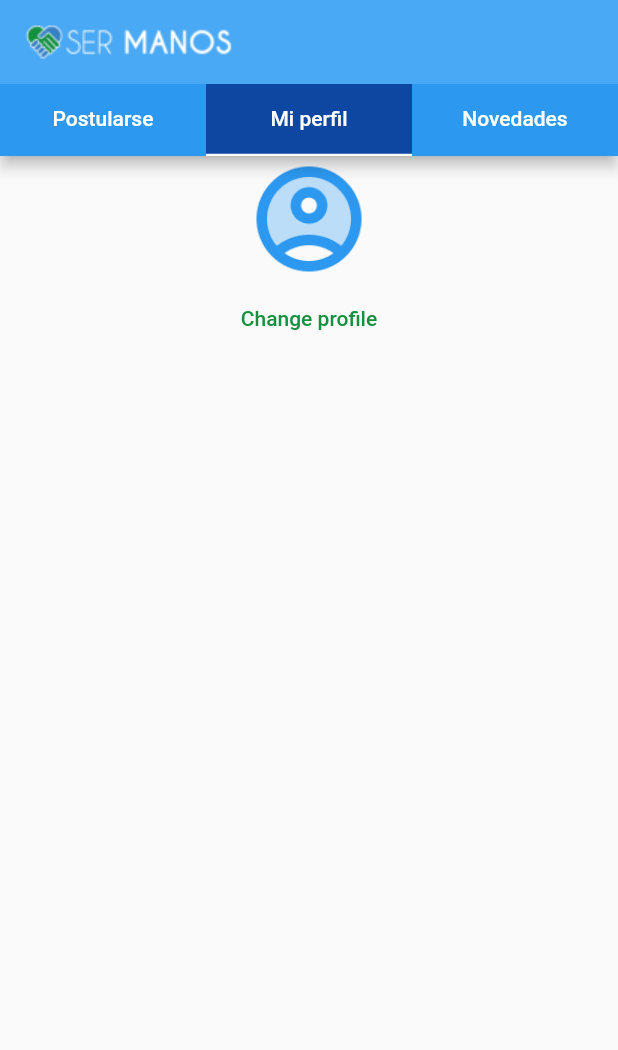
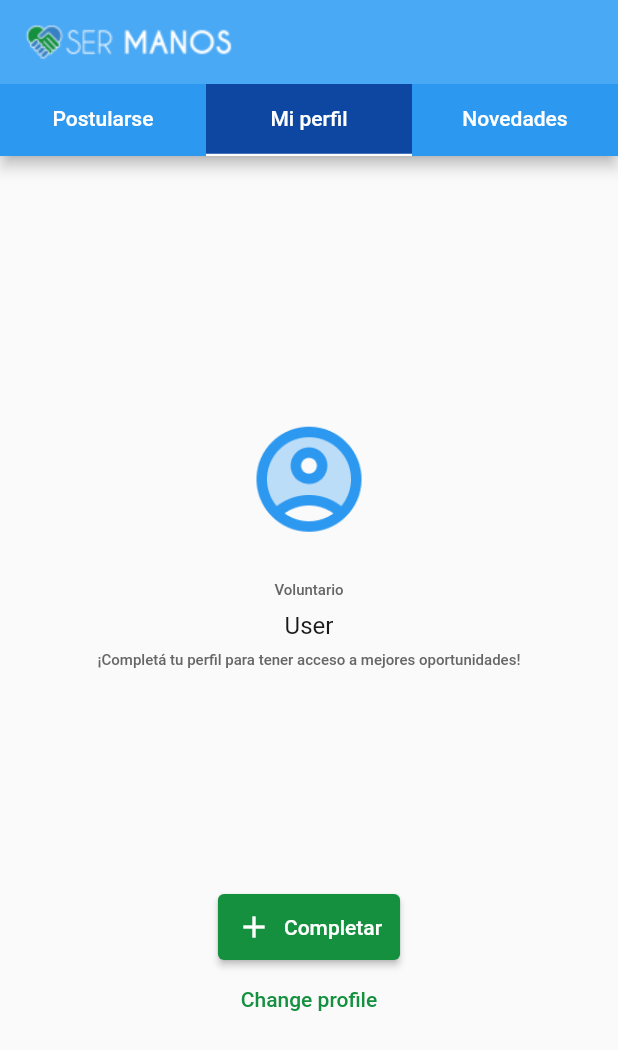
Before and after one commit to GastonDonikian/aplicaciones-moviles-multiplataforma, a Flutter app: the ProfileTab screen opened by its route, after a tap on "Change profile", after a tap on "Postularse", after a tap on "Mi perfil", on a phone screen of 412 x 824 dp. Shown: the top 1050 px of the screen. Run offline on Flutter 3.47's test engine with Material 2 defaults, Android fonts, the phone set to English and light mode, and no system bars; our stand-ins replace cloud_firestore, firebase_analytics, firebase_auth, firebase_core, firebase_crashlytics, firebase_storage and 1 more; accounts and stored records are empty; network calls fail.

Commit message:
Added Profile tab with dummy volunteer

```diff
--- a/my_app/lib/design_system/foundations/colors.dart
+++ b/my_app/lib/design_system/foundations/colors.dart
@@ -6,6 +6,9 @@ class SerManosColorFoundations {
 
   //text
   static const defaultTextColor = SerManosColors.white;
+  static const defaultOverlineColor = SerManosColors.grey75;
+  static const defaultBodyColor = SerManosColors.black;
+  static const linkTextColor = SerManosColors.secondary200;
 
   //status bar
   static const statusBarColor = SerManosColors.secondary90;
--- a/my_app/lib/design_system/molecules/buttons.dart
+++ b/my_app/lib/design_system/molecules/buttons.dart
@@ -5,12 +5,18 @@ import 'package:my_app/design_system/tokens/colors.dart';
 import 'package:my_app/design_system/tokens/shadows.dart';
 
 class SerManosElevatedButton extends StatelessWidget {
-  const SerManosElevatedButton({super.key, required this.label, required this.onPressed, this.disabled = false});
+  const SerManosElevatedButton(
+      {super.key,
+      required this.label,
+      required this.onPressed,
+      this.disabled = false});
 
   final Color textColorActive = SerManosColorFoundations.defaultTextColor;
   final Color textColorDisabled = SerManosColorFoundations.textDisabledColor;
-  final Color backgroundColorActive = SerManosColorFoundations.buttonActiveColor;
-  final Color backgroundColorDisabled = SerManosColorFoundations.buttonDisabledColor;
+  final Color backgroundColorActive =
+      SerManosColorFoundations.buttonActiveColor;
+  final Color backgroundColorDisabled =
+      SerManosColorFoundations.buttonDisabledColor;
   final Color overlayColor = SerManosColorFoundations.buttonOverlayColor;
   final String label;
   final void Function()? onPressed;
@@ -20,7 +26,8 @@ class SerManosElevatedButton extends StatelessWidget {
   Widget build(BuildContext context) {
     return ElevatedButton(
       style: ElevatedButton.styleFrom(
-        backgroundColor: disabled ? backgroundColorDisabled : backgroundColorActive,
+        backgroundColor:
+            disabled ? backgroundColorDisabled : backgroundColorActive,
         minimumSize: const Size.fromHeight(44),
       ),
       onPressed: disabled ? null : onPressed,
@@ -43,11 +50,15 @@ class SerManosIconTextButton extends StatelessWidget {
 
   final Color textColorActive = SerManosColorFoundations.defaultTextColor;
   final Color textColorDisabled = SerManosColorFoundations.textDisabledColor;
-  final Color backgroundColorActive = SerManosColorFoundations.buttonActiveColor;
+  final Color backgroundColorActive =
+      SerManosColorFoundations.buttonActiveColor;
   final Color overlayColor = SerManosColorFoundations.buttonOverlayColor;
-  final Color backgroundColorDisabled = SerManosColorFoundations.buttonDisabledColor;
-  final Color iconButtonActiveColor = SerManosColorFoundations.iconButtonActiveColor;
-  final Color iconButtonDisabledColor = SerManosColorFoundations.iconButtonDisabledColor;
+  final Color backgroundColorDisabled =
+      SerManosColorFoundations.buttonDisabledColor;
+  final Color iconButtonActiveColor =
+      SerManosColorFoundations.iconButtonActiveColor;
+  final Color iconButtonDisabledColor =
+      SerManosColorFoundations.iconButtonDisabledColor;
   final String label;
   final IconData buttonIcon;
   final void Function()? onPressed;
@@ -66,7 +77,8 @@ class SerManosIconTextButton extends StatelessWidget {
           color: disabled ? textColorDisabled : textColorActive,
         ),
         style: ElevatedButton.styleFrom(
-          backgroundColor: disabled ? backgroundColorDisabled : backgroundColorActive,
+          backgroundColor:
+              disabled ? backgroundColorDisabled : backgroundColorActive,
           padding: big
               ? const EdgeInsets.symmetric(horizontal: 12, vertical: 14)
               : const EdgeInsets.symmetric(horizontal: 12, vertical: 10),
@@ -77,15 +89,23 @@ class SerManosIconTextButton extends StatelessWidget {
 
 class SerManosButton extends StatelessWidget {
   const SerManosButton(
-      {super.key, required this.label, required this.onPressed, this.disabled = false, this.big = false});
+      {super.key,
+      required this.label,
+      required this.onPressed,
+      this.disabled = false,
+      this.big = false});
 
   final Color textColorActive = SerManosColorFoundations.defaultTextColor;
   final Color textColorDisabled = SerManosColorFoundations.textDisabledColor;
-  final Color backgroundColorActive = SerManosColorFoundations.buttonActiveColor;
+  final Color backgroundColorActive =
+      SerManosColorFoundations.buttonActiveColor;
   final Color overlayColor = SerManosColorFoundations.buttonOverlayColor;
-  final Color backgroundColorDisabled = SerManosColorFoundations.buttonDisabledColor;
-  final Color iconButtonActiveColor = SerManosColorFoundations.iconButtonActiveColor;
-  final Color iconButtonDisabledColor = SerManosColorFoundations.iconButtonDisabledColor;
+  final Color backgroundColorDisabled =
+      SerManosColorFoundations.buttonDisabledColor;
+  final Color iconButtonActiveColor =
+      SerManosColorFoundations.iconButtonActiveColor;
+  final Color iconButtonDisabledColor =
+      SerManosColorFoundations.iconButtonDisabledColor;
   final String label;
   final void Function()? onPressed;
   final bool disabled;
@@ -95,7 +115,8 @@ class SerManosButton extends StatelessWidget {
   Widget build(BuildContext context) {
     return ElevatedButton(
       style: ElevatedButton.styleFrom(
-        backgroundColor: disabled ? backgroundColorDisabled : backgroundColorActive,
+        backgroundColor:
+            disabled ? backgroundColorDisabled : backgroundColorActive,
         padding: big
             ? const EdgeInsets.symmetric(horizontal: 12, vertical: 14)
             : const EdgeInsets.symmetric(horizontal: 12, vertical: 10),
@@ -110,9 +131,14 @@ class SerManosButton extends StatelessWidget {
 }
 
 class SerManosTextButton extends StatelessWidget {
-  const SerManosTextButton({super.key, required this.label, required this.onPressed, this.disabled = false});
+  const SerManosTextButton(
+      {super.key,
+      required this.label,
+      required this.onPressed,
+      this.disabled = false,
+      this.textColorActive = SerManosColorFoundations.buttonActiveColor});
 
-  final Color textColorActive = SerManosColorFoundations.buttonActiveColor;
+  final Color textColorActive;
   final Color textColorDisabled = SerManosColorFoundations.textDisabledColor;
   final Color overlayColor = SerManosColorFoundations.textButtonOverlayColor;
   final String label;
@@ -126,10 +152,13 @@ class SerManosTextButton extends StatelessWidget {
         overlayColor: MaterialStateProperty.resolveWith<Color?>(
           (Set<MaterialState> states) {
             if (states.contains(MaterialState.hovered)) {
-              return SerManosColorFoundations.getMaterialColor(overlayColor).withOpacity(0.04);
+              return SerManosColorFoundations.getMaterialColor(overlayColor)
+                  .withOpacity(0.04);
             }
-            if (states.contains(MaterialState.focused) || states.contains(MaterialState.pressed)) {
-              return SerManosColorFoundations.getMaterialColor(overlayColor).withOpacity(0.12);
+            if (states.contains(MaterialState.focused) ||
+                states.contains(MaterialState.pressed)) {
+              return SerManosColorFoundations.getMaterialColor(overlayColor)
+                  .withOpacity(0.12);
             }
             return null; // Defer to the widget's default.
           },
@@ -145,7 +174,11 @@ class SerManosTextButton extends StatelessWidget {
 }
 
 class SerManosIconButton extends StatelessWidget {
-  SerManosIconButton({super.key, required this.icon, required this.iconColor, required this.onPressed});
+  SerManosIconButton(
+      {super.key,
+      required this.icon,
+      required this.iconColor,
+      required this.onPressed});
 
   final IconData icon;
   final Color iconColor;
--- /dev/null
+++ b/my_app/lib/models/gender.dart
@@ -0,0 +1,16 @@
+enum Gender { man, woman, nonBinary }
+
+extension GenderNaming on Gender {
+  String get value {
+    switch (this) {
+      case Gender.man:
+        return "Hombre";
+      case Gender.woman:
+        return "Mujer";
+      case Gender.nonBinary:
+        return "No Binario";
+      default:
+        return "";
+    }
+  }
+}
--- a/my_app/lib/models/volunteer.dart
+++ b/my_app/lib/models/volunteer.dart
@@ -1,15 +1,22 @@
+import 'package:my_app/models/gender.dart';
+
 class Volunteer {
-  final String imagePath;
-  final String email;
+  String email;
   final String name;
   final String surname;
+  String? imagePath;
+  Gender? gender;
+  String? phone;
+  DateTime? birthDate;
 
-  Volunteer({
-    required this.imagePath,
-    required this.email,
+  Volunteer(
+      {required this.email,
       required this.name,
       required this.surname,
-  });
+      this.imagePath,
+      this.gender,
+      this.phone,
+      this.birthDate});
 
   factory Volunteer.fromJson(Map<String, dynamic> json) {
     return Volunteer(
@@ -17,7 +24,9 @@ class Volunteer {
         email: json['email'] as String,
         name: json['name'] as String,
         surname: json['surname'] as String,
-    );
+        gender: json['gender'] as Gender,
+        phone: json['phone'] as String,
+        birthDate: json['birthDate'] as DateTime);
   }
 
   Map<String, dynamic> toJson() {
@@ -26,6 +35,9 @@ class Volunteer {
       'email': email,
       'name': name,
       'surname': surname,
+      'gender': gender,
+      'phone': phone,
+      'birthDate': birthDate
     };
   }
 }
--- a/my_app/lib/screens/profile.dart
+++ b/my_app/lib/screens/profile.dart
@@ -1,8 +1,13 @@
 import 'package:flutter/material.dart';
-import 'package:flutter/src/widgets/framework.dart';
-import 'package:flutter/src/widgets/placeholder.dart';
+import 'package:my_app/design_system/atoms/icons.dart';
+import 'package:my_app/design_system/cells/cards.dart';
+import 'package:my_app/design_system/foundations/colors.dart';
+import 'package:my_app/design_system/foundations/texts.dart';
 import 'package:my_app/design_system/molecules/buttons.dart';
 import 'package:my_app/design_system/molecules/components.dart';
+import 'package:my_app/design_system/tokens/colors.dart';
+import 'package:my_app/models/gender.dart';
+import 'package:my_app/models/volunteer.dart';
 
 class ProfileTab extends StatefulWidget {
   const ProfileTab({super.key});
@@ -13,6 +18,18 @@ class ProfileTab extends StatefulWidget {
 
 class _ProfileTabState extends State<ProfileTab> {
   bool _hasProfileCompleted = false;
+  Volunteer dummyEmptyVolunteer =
+      Volunteer(email: "email@itba.edu.ar", name: "User", surname: "Test");
+  Volunteer dummyCompletedVolunteer = Volunteer(
+    email: "email@itba.edu.ar",
+    name: "User",
+    surname: "Test",
+    imagePath:
+        "https://fastly.picsum.photos/id/357/200/200.jpg?hmac=hHhE00vBpBPSjAiUhwzFKQi9PsCWu7sblLKC2rT6Fn8",
+    gender: Gender.man,
+    phone: "1234-5678",
+    birthDate: DateTime(1999, 8, 15),
+  );
 
   //Testing purposes, to switch from one profile view to another
   void changeProfile() {
@@ -25,27 +42,93 @@ class _ProfileTabState extends State<ProfileTab> {
   Widget build(BuildContext context) {
     return Scaffold(
       body: _hasProfileCompleted
-          ? ProfileTabCompleted(
+          ? ProfileCompleted(
               onPressed: changeProfile,
+              volunteer: dummyCompletedVolunteer,
             )
-          : ProfileTabEmpty(
+          : ProfileEmpty(
               onPressed: changeProfile,
+              volunteer: dummyEmptyVolunteer,
             ),
     );
   }
 }
 
-class ProfileTabEmpty extends StatelessWidget {
-  const ProfileTabEmpty({super.key, required this.onPressed});
+class ProfileCompleted extends StatelessWidget {
+  const ProfileCompleted(
+      {super.key, required this.onPressed, required this.volunteer});
 
   final void Function() onPressed;
+  final Volunteer volunteer;
 
   @override
   Widget build(BuildContext context) {
     return Center(
       child: Column(
         children: [
-          const SerManosAvatar(),
+          Padding(
+            padding: const EdgeInsets.only(top: 173.5),
+            child: SerManosAvatar(
+              imageUrl: volunteer.imagePath,
+            ),
+          ),
+          Padding(
+            padding: const EdgeInsets.only(top: 26),
+            child: SerManosTexts.overline(
+              "Voluntario",
+              color: SerManosColorFoundations.defaultOverlineColor,
+            ),
+          ),
+          Padding(
+            padding: const EdgeInsets.only(top: 8),
+            child: SerManosTexts.subtitle1(
+              volunteer.name,
+              color: SerManosColorFoundations.defaultBodyColor,
+            ),
+          ),
+          Padding(
+            padding: const EdgeInsets.only(top: 2),
+            child: SerManosTexts.body1(
+              volunteer.email,
+              color: SerManosColorFoundations.linkTextColor,
+            ),
+          ),
+          Padding(
+            padding: const EdgeInsets.only(top: 32),
+            child: SerManosInformationCard(
+              cardTitle: "Información Personal",
+              information: {
+                "Fecha de nacimiento": volunteer.birthDate.toString(),
+                "Genero":
+                    volunteer.gender != null ? volunteer.gender!.value : ""
+              },
+            ),
+          ),
+          Padding(
+            padding: const EdgeInsets.only(top: 32),
+            child: SerManosInformationCard(
+              cardTitle: "Datos de contacto",
+              information: {
+                "Telefono": volunteer.phone != null ? volunteer.phone! : "",
+                "E-Mail": volunteer.email
+              },
+            ),
+          ),
+          Padding(
+            padding: const EdgeInsets.only(top: 147.5),
+            child: SerManosElevatedButton(
+              label: "Editar Perfil",
+              onPressed: () {},
+            ),
+          ),
+          Padding(
+            padding: const EdgeInsets.only(top: 20),
+            child: SerManosTextButton(
+              label: "Cerrar Sesión",
+              onPressed: () {},
+              textColorActive: SerManosColorFoundations.buttonErrorColor,
+            ),
+          ),
           SerManosTextButton(label: "Change profile", onPressed: onPressed)
         ],
       ),
@@ -53,19 +136,50 @@ class ProfileTabEmpty extends StatelessWidget {
   }
 }
 
-class ProfileTabCompleted extends StatelessWidget {
-  const ProfileTabCompleted({super.key, required this.onPressed});
+class ProfileEmpty extends StatelessWidget {
+  const ProfileEmpty(
+      {super.key, required this.onPressed, required this.volunteer});
 
   final void Function() onPressed;
+  final Volunteer volunteer;
 
   @override
   Widget build(BuildContext context) {
     return Center(
       child: Column(
         children: [
-          const SerManosAvatar(
-            imageUrl:
-                "https://fastly.picsum.photos/id/357/200/200.jpg?hmac=hHhE00vBpBPSjAiUhwzFKQi9PsCWu7sblLKC2rT6Fn8",
+          const Padding(
+            padding: EdgeInsets.only(top: 173.5),
+            child: SerManosAvatar(),
+          ),
+          Padding(
+            padding: const EdgeInsets.only(top: 26),
+            child: SerManosTexts.overline(
+              "Voluntario",
+              color: SerManosColorFoundations.defaultOverlineColor,
+            ),
+          ),
+          Padding(
+            padding: const EdgeInsets.only(top: 8),
+            child: SerManosTexts.subtitle1(
+              volunteer.name,
+              color: SerManosColorFoundations.defaultBodyColor,
+            ),
+          ),
+          Padding(
+            padding: const EdgeInsets.only(top: 8),
+            child: SerManosTexts.overline(
+              "¡Completá tu perfil para tener acceso a mejores oportunidades!",
+              color: SerManosColorFoundations.defaultOverlineColor,
+            ),
+          ),
+          Padding(
+            padding: const EdgeInsets.only(top: 147.5),
+            child: SerManosIconTextButton(
+              label: "Completar",
+              buttonIcon: SerManosIcons.addIcon,
+              onPressed: () {},
+            ),
           ),
           SerManosTextButton(label: "Change profile", onPressed: onPressed)
         ],
```
Lines whose indentation alone changed are shown as unchanged.
